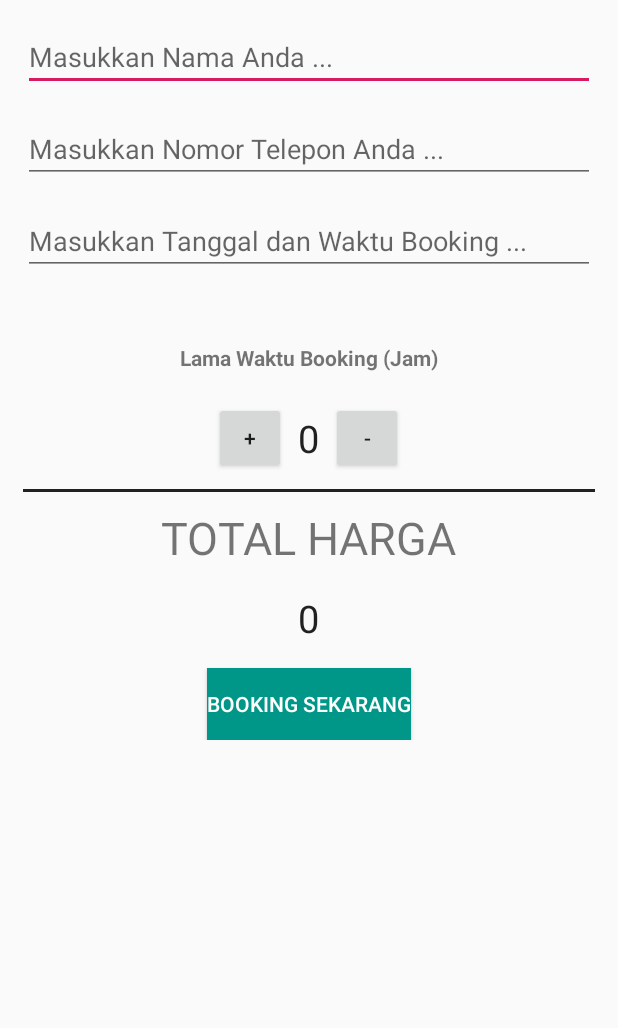
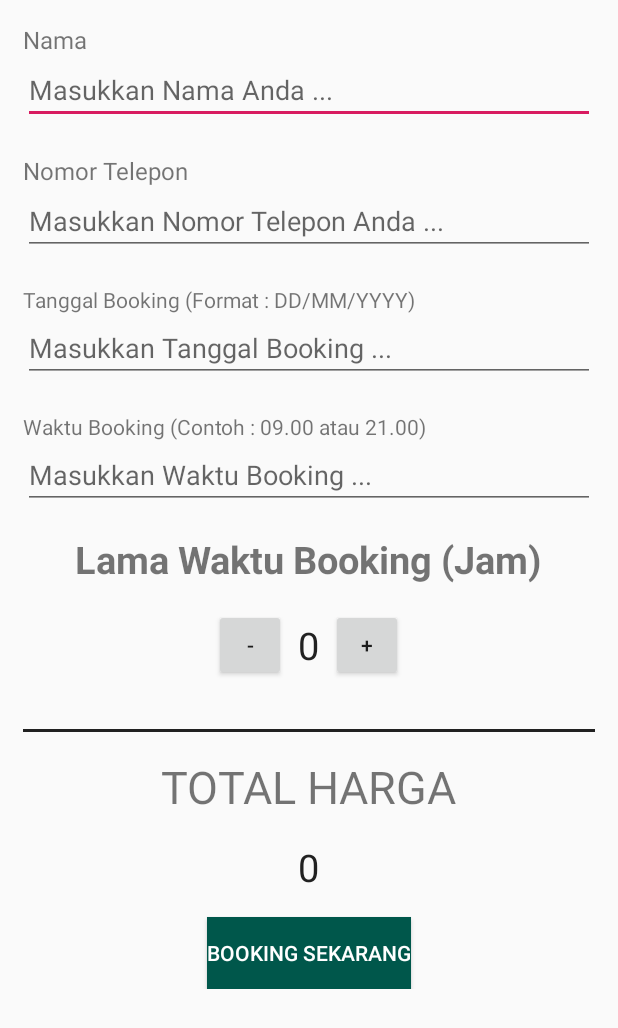
Before and after one commit to iqbalawe/Sportipedia2, an Android app: the layout activity_booking_futsal.xml on its own in the app's theme, with its tools: preview values and no code run, on a phone screen of 412 x 824 dp. Shown: the top 1028 px of the screen. Run offline under Robolectric (Android 15) with nearby library versions, the phone set to English and light mode, and no system bars.

Commit message:
Tambah Menu Booking

```diff
--- a/app/src/main/AndroidManifest.xml
+++ b/app/src/main/AndroidManifest.xml
@@ -22,6 +22,8 @@
             android:parentActivityName=".MainActivity"/>
         <activity android:name=".FutsalActivity"
             android:parentActivityName=".MainActivity"/>
+        <activity android:name=".BookingFutsalActivity"
+            android:parentActivityName=".FutsalActivity"/>
     </application>
 
 </manifest>
--- a/app/src/main/java/iqbal/app/projectku/MainActivity.java
+++ b/app/src/main/java/iqbal/app/projectku/MainActivity.java
@@ -5,6 +5,7 @@ import android.support.v4.view.ViewPager;
 import android.support.v7.app.AppCompatActivity;
 import android.os.Bundle;
 import android.view.View;
+import android.widget.Button;
 import android.widget.ImageButton;
 
 public class MainActivity extends AppCompatActivity {
--- a/app/src/main/res/layout/activity_arena.xml
+++ b/app/src/main/res/layout/activity_arena.xml
@@ -51,7 +51,7 @@
                 <TextView
                     android:layout_width="wrap_content"
                     android:layout_height="wrap_content"
-                    android:text="Rp.110.000/Jam"
+                    android:text="Rp.100.000/Jam"
                     android:textColor="@color/white"/>
 
                 <TextView
--- a/app/src/main/res/layout/activity_booking_futsal.xml
+++ b/app/src/main/res/layout/activity_booking_futsal.xml
@@ -7,38 +7,97 @@
     android:orientation="vertical"
     tools:context=".BookingFutsalActivity">
 
+    <LinearLayout
+        android:layout_width="match_parent"
+        android:layout_height="wrap_content"
+        android:orientation="vertical">
+
+        <TextView
+            android:layout_width="wrap_content"
+            android:layout_height="wrap_content"
+            android:text="Nama"
+            android:textSize="16sp" />
+
         <EditText
+            android:id="@+id/edt_name"
             android:layout_width="match_parent"
             android:layout_height="wrap_content"
             android:hint="Masukkan Nama Anda ..."
             android:inputType="text" />
+    </LinearLayout>
+
+    <LinearLayout
+        android:layout_width="match_parent"
+        android:layout_height="wrap_content"
+        android:layout_marginTop="20dp"
+        android:orientation="vertical">
+
+        <TextView
+            android:layout_width="wrap_content"
+            android:layout_height="wrap_content"
+            android:text="Nomor Telepon"
+            android:textSize="16sp" />
 
         <EditText
+            android:id="@+id/edt_phone"
             android:layout_width="match_parent"
             android:layout_height="wrap_content"
-        android:layout_marginTop="@dimen/activity_vertical_margin"
             android:hint="Masukkan Nomor Telepon Anda ..."
             android:inputType="phone" />
+    </LinearLayout>
+
+    <LinearLayout
+        android:layout_width="match_parent"
+        android:layout_height="wrap_content"
+        android:layout_marginTop="20dp"
+        android:orientation="vertical">
+
+        <TextView
+            android:layout_width="wrap_content"
+            android:layout_height="wrap_content"
+            android:text="Tanggal Booking (Format : DD/MM/YYYY)" />
 
         <EditText
+            android:id="@+id/edt_date"
             android:layout_width="match_parent"
             android:layout_height="wrap_content"
-        android:layout_marginTop="@dimen/activity_vertical_margin"
-        android:hint="Masukkan Tanggal dan Waktu Booking ..."
-        android:inputType="datetime" />
+            android:hint="Masukkan Tanggal Booking ..."
+            android:inputType="date" />
+    </LinearLayout>
+
+    <LinearLayout
+        android:layout_width="match_parent"
+        android:layout_height="wrap_content"
+        android:layout_marginTop="20dp"
+        android:orientation="vertical">
+
+        <TextView
+            android:layout_width="wrap_content"
+            android:layout_height="wrap_content"
+            android:text="Waktu Booking (Contoh : 09.00 atau 21.00)" />
+
+        <EditText
+            android:id="@+id/edt_time"
+            android:layout_width="match_parent"
+            android:layout_height="wrap_content"
+            android:hint="Masukkan Waktu Booking ..."
+            android:inputType="date" />
+    </LinearLayout>
 
     <TextView
         android:layout_width="wrap_content"
         android:layout_height="wrap_content"
         android:layout_gravity="center_horizontal"
-        android:layout_marginTop="45dp"
+        android:layout_marginTop="@dimen/activity_vertical_margin"
         android:text="Lama Waktu Booking (Jam)"
+        android:textSize="25sp"
         android:textStyle="bold" />
 
     <LinearLayout
         android:layout_width="match_parent"
         android:layout_height="wrap_content"
-        android:layout_marginTop="20dp"
+        android:layout_marginTop="@dimen/activity_vertical_margin"
+        android:layout_marginBottom="@dimen/activity_vertical_margin"
         android:gravity="center_horizontal"
         android:orientation="horizontal">
 
@@ -46,7 +105,7 @@
             android:layout_width="48dp"
             android:layout_height="wrap_content"
             android:onClick="increment"
-            android:text="+" />
+            android:text="-" />
 
         <TextView
             android:id="@+id/txt_quantity"
@@ -63,22 +122,25 @@
             android:layout_width="48dp"
             android:layout_height="wrap_content"
             android:onClick="decrement"
-            android:text="-" />
+            android:text="+" />
 
     </LinearLayout>
+
+    <View
+        android:layout_width="match_parent"
+        android:layout_height="2dp"
+        android:layout_marginTop="@dimen/activity_vertical_margin"
+        android:layout_marginBottom="@dimen/activity_vertical_margin"
+        android:background="#212121" />
+
+    <ScrollView
+        android:layout_width="match_parent"
+        android:layout_height="wrap_content">
 
     <LinearLayout
         android:layout_width="match_parent"
         android:layout_height="wrap_content"
-        android:gravity="center"
         android:orientation="vertical">
-
-        <View
-            android:layout_width="match_parent"
-            android:layout_height="2dp"
-            android:layout_marginTop="10dp"
-            android:layout_marginBottom="10dp"
-            android:background="#212121" />
 
         <TextView
             android:layout_width="wrap_content"
@@ -86,7 +148,8 @@
             android:layout_marginBottom="16dp"
             android:text="Total Harga"
             android:textAllCaps="true"
-            android:textSize="30sp" />
+            android:textSize="30sp"
+            android:layout_gravity="center_horizontal"/>
 
         <TextView
             android:id="@+id/txt_price"
@@ -106,10 +169,10 @@
             android:layout_height="wrap_content"
             android:layout_gravity="center"
             android:layout_marginTop="@dimen/activity_vertical_margin"
-            android:background="#009688"
+            android:background="@color/colorPrimaryDark"
             android:text="BOOKING SEKARANG"
             android:textColor="@color/white"
             android:textStyle="normal" />
     </LinearLayout>
-
+    </ScrollView>
 </LinearLayout>
--- a/app/src/main/res/layout/activity_gsc_badminton.xml
+++ b/app/src/main/res/layout/activity_gsc_badminton.xml
@@ -50,7 +50,7 @@
                 <TextView
                     android:layout_width="wrap_content"
                     android:layout_height="wrap_content"
-                    android:text="Rp.35.000"
+                    android:text="Rp.50.000"
                     android:textColor="@color/white"/>
 
                 <TextView
```
Also changed, not shown: app/src/main/java/iqbal/app/projectku/BookingFutsalActivity.java (+99 -1 lines), app/src/main/java/iqbal/app/projectku/FutsalActivity.java (+14 -0 lines). Lines whose indentation alone changed are shown as unchanged.
